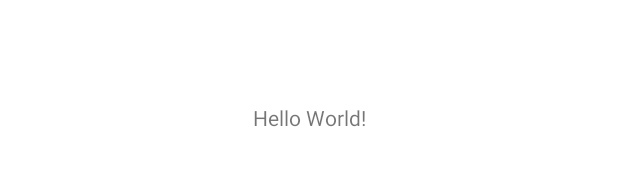
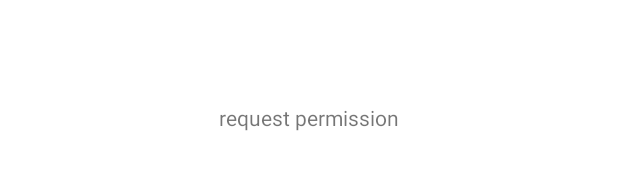
Before and after one commit to PaulinaKornatowicz/LocationAndroid12Beta, an Android app: the layout activity_main.xml on its own in the app's theme, with its tools: preview values and no code run, on a phone screen of 412 x 824 dp. Shown: the part 501-671 px from the top of the screen. Run offline under Robolectric (Android 15) with nearby library versions, the phone set to English and light mode, and no system bars.

Commit message:
Rename textview

```diff
--- a/app/src/main/res/layout/activity_main.xml
+++ b/app/src/main/res/layout/activity_main.xml
@@ -10,7 +10,7 @@
         android:id="@+id/hello"
         android:layout_width="wrap_content"
         android:layout_height="wrap_content"
-        android:text="Hello World!"
+        android:text="request permission"
         app:layout_constraintBottom_toBottomOf="parent"
         app:layout_constraintLeft_toLeftOf="parent"
         app:layout_constraintRight_toRightOf="parent"
```
